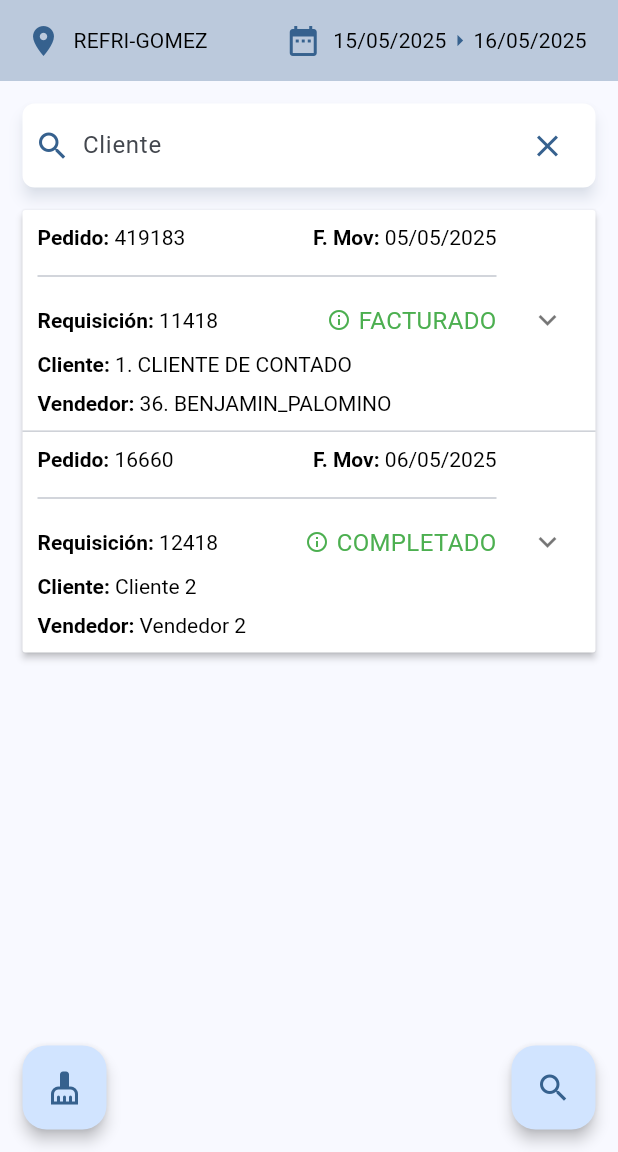
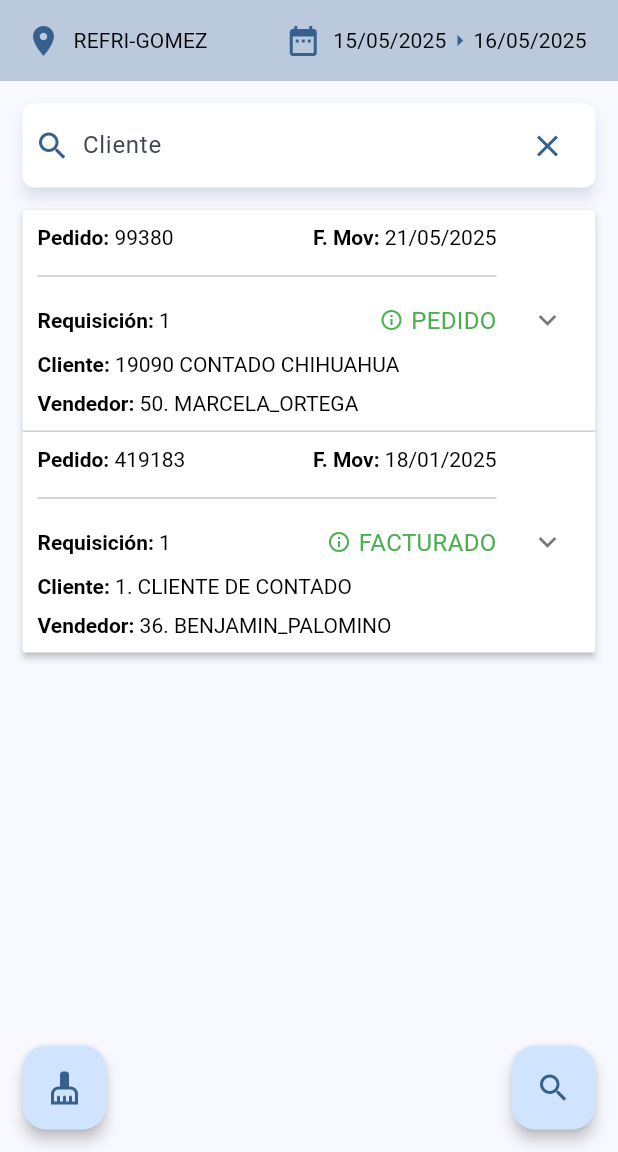
Before and after one commit to andrikesquer/modulo_pedidos, a Flutter app: the PedidosScreen screen opened by its route, on a phone screen of 412 x 824 dp, the part 84-1236 px from its top. Run offline on Flutter 3.47's test engine with Material 3 defaults, Android fonts, the phone set to English and light mode, and no system bars; our stand-ins replace flutter_riverpod, flutter_secure_storage, go_router, objectbox, riverpod_annotation; accounts and stored records are empty; generated files the repository leaves out were written again; network calls fail.

Commit message:
refactor: Modificaciones al módelo de pedidos y sus consecuentes cambios a la estructura del UI. También se implementa la funcionalidad para mostrar todos los detalles de cierto pedido, reutilizando la pantalla de creación de pedidos.

```diff
--- a/lib/data/models/pedido_model.dart
+++ b/lib/data/models/pedido_model.dart
@@ -2,6 +2,10 @@ class Pedido {
   int noPedido;
 
   int requisicion;
+
+  String almacen;
+
+  String sucursal;
 
   String cliente;
 
@@ -9,7 +13,25 @@ class Pedido {
 
   String status;
 
-  String almacen;
+  int prioridades;
+
+  int tipoEntrega;
+
+  String atencionA;
+
+  String RFC;
+
+  int factura;
+
+  int plazo;
+
+  String direccion;
+
+  String lista_precios;
+
+  String moneda;
+
+  double descuento;
 
   double paridad;
 
@@ -19,23 +41,81 @@ class Pedido {
 
   String fechaRegistro;
 
-  String fechaInicioC;
-  String fechaFinC;
   String fechaFinOC;
+
+  String fechaIConsigna;
+
+  String fechaFConsigna;
+
+  String noSerie;
+
+  String ordenCompra;
+
+  String campoAddenda;
+
+  bool autorizar;
+
+  bool ivaTotalRetenido;
+
+  String usuarioCreo;
+
+  String observaciones;
+
+  String usoCfdi;
+
+  double subtotal;
+
+  double dsctoTotal;
+
+  double importeConDescuento;
+
+  double IEPSTotal;
+
+  double IVATotal;
+
+  double IVARetenido;
+
+  double granTotal;
 
   Pedido({
     required this.noPedido,
     required this.requisicion,
+    required this.almacen,
+    required this.sucursal,
     required this.cliente,
     required this.vendedor,
     required this.status,
-    required this.almacen,
+    required this.prioridades,
+    required this.tipoEntrega,
+    required this.atencionA,
+    required this.RFC,
+    required this.factura,
+    required this.plazo,
+    required this.direccion,
+    required this.lista_precios,
+    required this.moneda,
+    required this.descuento,
     required this.paridad,
     required this.fechaMovimiento,
     required this.fechaCancelacion,
     required this.fechaRegistro,
-    required this.fechaInicioC,
-    required this.fechaFinC,
     required this.fechaFinOC,
+    required this.fechaIConsigna,
+    required this.fechaFConsigna,
+    required this.noSerie,
+    required this.ordenCompra,
+    required this.campoAddenda,
+    required this.autorizar,
+    required this.ivaTotalRetenido,
+    required this.usuarioCreo,
+    required this.observaciones,
+    required this.usoCfdi,
+    required this.subtotal,
+    required this.dsctoTotal,
+    required this.importeConDescuento,
+    required this.IEPSTotal,
+    required this.IVATotal,
+    required this.IVARetenido,
+    required this.granTotal,
   });
 }
--- a/lib/presentation/screens/punto_venta/pedidos/widgets/pedidos_extension_panel_list.dart
+++ b/lib/presentation/screens/punto_venta/pedidos/widgets/pedidos_extension_panel_list.dart
@@ -1,4 +1,5 @@
 import 'package:flutter/material.dart';
+import 'package:go_router/go_router.dart';
 import 'package:requisiciones/data/models/pedido_model.dart';
 
 class PedidosExpansionPanelList extends StatefulWidget {
@@ -21,35 +22,89 @@ class _PedidosExpansionPanelListState extends State<PedidosExpansionPanelList> {
   }
 
   final List<Pedido> pedidos = [
+    // Pedido con status PEDIDO
+    Pedido(
+      noPedido: 99380,
+      requisicion: 1,
+      almacen: '12. REFRI-ZARCO',
+      sucursal: '1. CONTADO CHIHUAHUA',
+      cliente: '19090 CONTADO CHIHUAHUA',
+      vendedor: '50. MARCELA_ORTEGA',
+      status: 'PEDIDO',
+      prioridades: 0,
+      tipoEntrega: 0,
+      atencionA: '',
+      RFC: 'XAXX010101000',
+      factura: 0,
+      plazo: 0,
+      direccion: '',
+      lista_precios: 'PR. AL PUBLICO',
+      moneda: 'MXM',
+      descuento: 0.0000,
+      paridad: 1.0000,
+      fechaMovimiento: '21/05/2025',
+      fechaCancelacion: '',
+      fechaRegistro: '21/05/2025',
+      fechaFinOC: '',
+      fechaIConsigna: '21/05/2025',
+      fechaFConsigna: '21/05/2025',
+      noSerie: 'SERIE',
+      ordenCompra: '',
+      campoAddenda: '',
+      autorizar: false,
+      ivaTotalRetenido: false,
+      usuarioCreo: '953. 300_SISTEMAS_TESTENE',
+      observaciones: '',
+      usoCfdi: 'G03. Gastos en general.',
+      subtotal: 388.75,
+      dsctoTotal: 0.00,
+      importeConDescuento: 388.75,
+      IEPSTotal: 0,
+      IVATotal: 62.20,
+      IVARetenido: 0.00,
+      granTotal: 450.95,
+    ),
+    // Pedido con status FACTURADO
     Pedido(
       noPedido: 419183,
-       requisicion: 11418,
+      requisicion: 1,
+      almacen: '6. REFRI-TORRES',
+      sucursal: '1. CLIENTE DE CONTADO',
       cliente: '1. CLIENTE DE CONTADO',
       vendedor: '36. BENJAMIN_PALOMINO',
       status: 'FACTURADO',
-      almacen: '6. REFRI-TORRES',
+      prioridades: 0,
+      tipoEntrega: 0,
+      atencionA: '',
+      RFC: 'XAXX010101000',
+      factura: 234223,
+      plazo: 15,
+      direccion: '',
+      lista_precios: 'PR. AL PUBLICO',
+      moneda: 'MXM',
+      descuento: 0.0000,
       paridad: 1.0000,
-       fechaMovimiento: '05/05/2025',
-       fechaCancelacion: '05/05/2025',
-       fechaRegistro: '05/05/2025',
-       fechaInicioC: '05/05/2025',
-       fechaFinC: '05/05/2025',
-       fechaFinOC: '05/05/2025',
-    ),
-    Pedido(
-      noPedido: 16660,
-      requisicion: 12418,
-      cliente: 'Cliente 2',
-      vendedor: 'Vendedor 2',
-      status: 'COMPLETADO',
-      almacen: 'REFRI VICENTE',
-      paridad: 8000,
-      fechaMovimiento: '06/05/2025',
-      fechaCancelacion: '06/05/2025',
-      fechaRegistro: '06/05/2025',
-      fechaInicioC: '06/05/2025',
-      fechaFinC: '06/05/2025',
-      fechaFinOC: '06/05/2025',
+      fechaMovimiento: '18/01/2025',
+      fechaCancelacion: '',
+      fechaRegistro: '18/01/2025',
+      fechaFinOC: '',
+      fechaIConsigna: '18/01/2025',
+      fechaFConsigna: '18/01/2025',
+      noSerie: 'SERIE',
+      ordenCompra: '',
+      campoAddenda: '',
+      autorizar: false,
+      ivaTotalRetenido: false,
+      usuarioCreo: '36. BENJAMIN_PALOMINO',
+      observaciones: '',
+      usoCfdi: '',
+      subtotal: 231.79,
+      dsctoTotal: 0.00,
+      importeConDescuento: 231.79,
+      IEPSTotal: 0,
+      IVATotal: 18.54,
+      IVARetenido: 0.00,
+      granTotal: 250.33,
     ),
   ];
 
@@ -222,7 +277,10 @@ class _PedidosExpansionPanelListState extends State<PedidosExpansionPanelList> {
               },
               body: Padding(
                 padding: const EdgeInsets.all(10),
-                child: Table(
+                child: Column(
+                  spacing: 10,
+                  children: [
+                    Table(
                       children: <TableRow>[
                         _tableRow(theme, 'Almacén', item.pedido.almacen, true),
                         _tableRow(
@@ -246,13 +304,13 @@ class _PedidosExpansionPanelListState extends State<PedidosExpansionPanelList> {
                         _tableRow(
                           theme,
                           'Fecha de Inicio C',
-                      item.pedido.fechaInicioC,
+                          item.pedido.fechaIConsigna,
                           true,
                         ),
                         _tableRow(
                           theme,
                           'Fecha de Fin C',
-                      item.pedido.fechaFinC,
+                          item.pedido.fechaIConsigna,
                           false,
                         ),
                         _tableRow(
@@ -260,6 +318,21 @@ class _PedidosExpansionPanelListState extends State<PedidosExpansionPanelList> {
                           'Fecha Fin OC',
                           item.pedido.fechaFinOC,
                           true,
+                        ),
+                      ],
+                    ),
+                    SizedBox(
+                      width: double.maxFinite,
+                      child: TextButton.icon(
+                        onPressed: () {
+                          context.go(
+                            '/punto_venta/pedidos/nuevo_pedido',
+                            extra: item.pedido,
+                          );
+                        },
+                        label: Text('Ver más detalles'),
+                        icon: Icon(Icons.open_in_new),
+                      ),
                     ),
                   ],
                 ),
--- a/lib/presentation/screens/screens.dart
+++ b/lib/presentation/screens/screens.dart
@@ -5,4 +5,4 @@ export 'operativo/requisiciones/requisiciones_screen.dart';
 // Punto de Venta
 export 'punto_venta/punto_venta_screen.dart';
 export 'punto_venta/pedidos/pedidos_screen.dart';
-export 'punto_venta/pedidos/nuevo_pedido/nuevo_pedido_screen.dart';
+export 'punto_venta/pedidos/nuevo_pedido/pedido_screen.dart';
--- a/lib/routes/routes.dart
+++ b/lib/routes/routes.dart
@@ -38,7 +38,7 @@ final goRouterProvider = Provider<GoRouter>((ref) {
                 path: 'nuevo_pedido',
                 builder:
                     (BuildContext context, GoRouterState state) =>
-                        const NuevoPedidoScreen(),
+                        const PedidoScreen(),
               ),
             ],
           ),
```
Also changed, not shown: lib/presentation/screens/punto_venta/pedidos/nuevo_pedido/pedido_screen.dart (renamed from lib/presentation/screens/punto_venta/pedidos/nuevo_pedido/nuevo_pedido_screen.dart, +158 -26 lines), lib/presentation/widgets/menu_almacenes_periodo/widgets/almacenes/almacen_card.dart (+5 -4 lines). Lines whose indentation alone changed are shown as unchanged.
